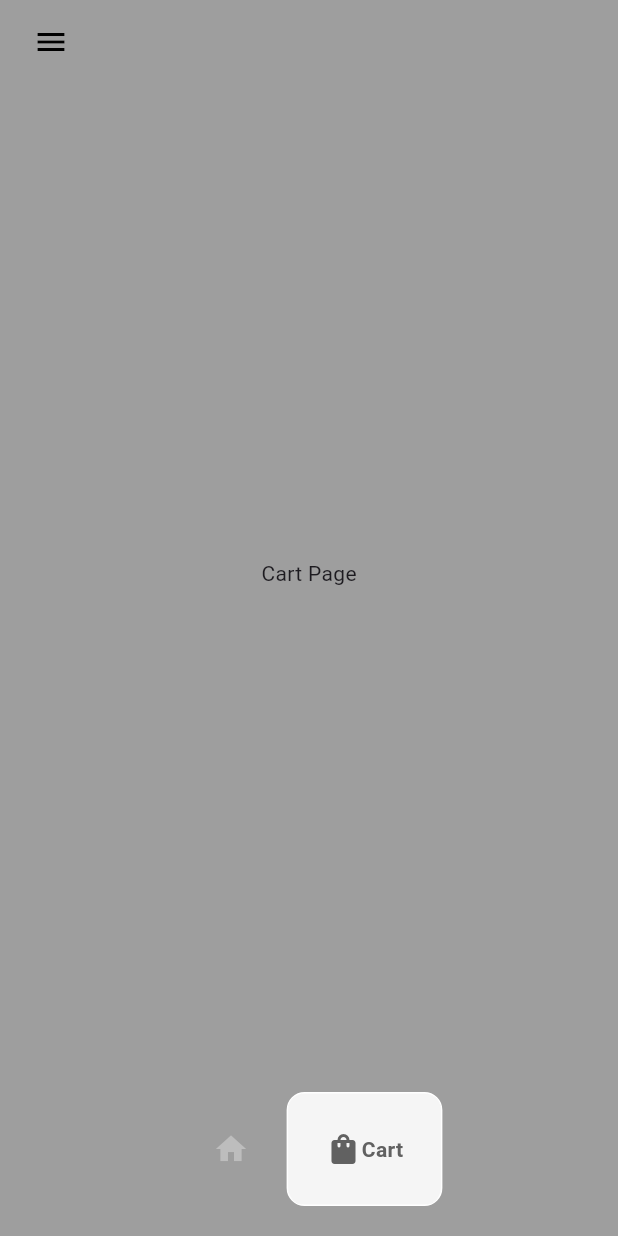
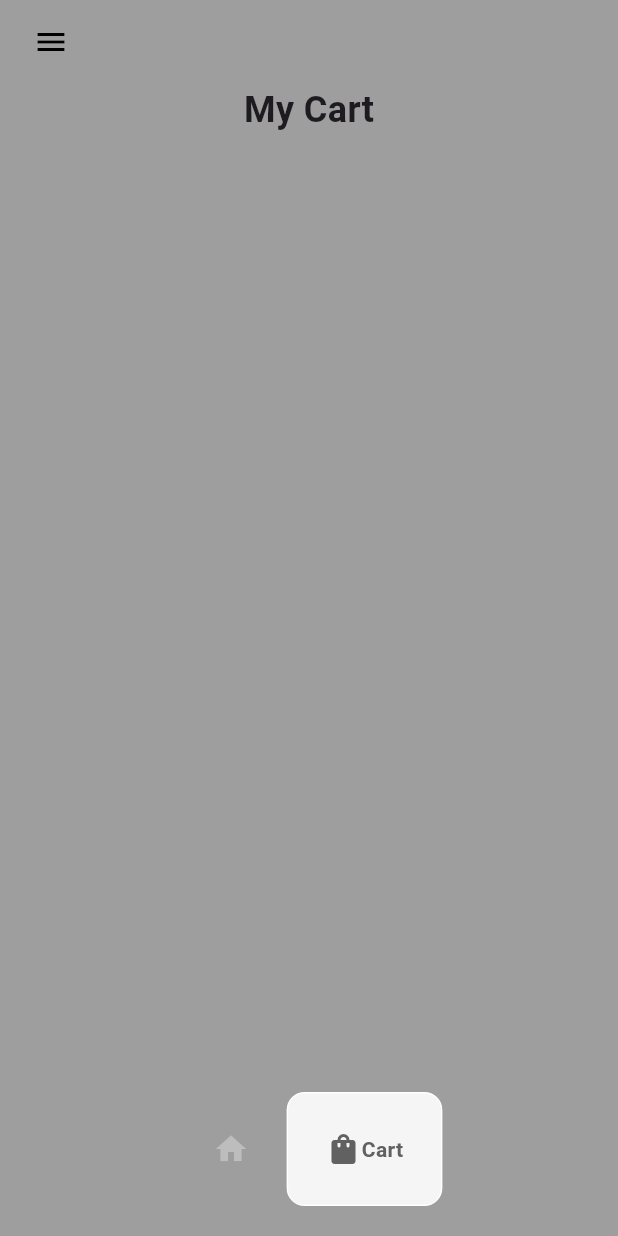
Before and after one commit to dattvoo/Practice_Flutter, a Flutter app: the HomePage screen opened directly, item 2 of the bottom bar chosen, on a phone screen of 412 x 824 dp. Run offline on Flutter 3.47's test engine with Material 3 defaults, Android fonts, the phone set to English and light mode, and no system bars; drawn by our look-alikes of google_nav_bar.

Commit message:
Handle logic add to cart

```diff
--- a/lib/models/cart.model.dart
+++ b/lib/models/cart.model.dart
@@ -5,24 +5,29 @@ class Cart extends ChangeNotifier {
   // List of shoe
   List<Shoe> shoeShop = [
     Shoe(
+        id: 1,
         name: "Product 1",
         price: "200",
-        imagePath: 'lib/images/logo-nike.png',
+        imagePath: 'lib/images/item-1.jpg',
+        description:
+            "This is considered an error condition because it indicates that there is content that cannot be seen"),
+    Shoe(
+        id: 2,
+        name: "Product 1",
+        price: "200",
+        imagePath: 'lib/images/item-2.png',
         description: "Hehehe"),
     Shoe(
+        id: 3,
         name: "Product 1",
         price: "200",
-        imagePath: 'lib/images/logo-nike.png',
+        imagePath: 'lib/images/item-3.jpg',
         description: "Hehehe"),
     Shoe(
+        id: 4,
         name: "Product 1",
         price: "200",
-        imagePath: 'lib/images/logo-nike.png',
-        description: "Hehehe"),
-    Shoe(
-        name: "Product 1",
-        price: "200",
-        imagePath: 'lib/images/logo-nike.png',
+        imagePath: 'lib/images/item-4.jpg',
         description: "Hehehe"),
   ];
   // List of item in user cart
--- a/lib/models/shoe.model.dart
+++ b/lib/models/shoe.model.dart
@@ -1,5 +1,6 @@
 class Shoe {
   // Variable
+  final int? id;
   final String name;
   final String price;
   final String imagePath;
@@ -7,7 +8,8 @@ class Shoe {
 
   // Contructor
   Shoe(
-      {required this.name,
+      {this.id,
+      required this.name,
       required this.price,
       required this.imagePath,
       required this.description});
--- a/lib/pages/cart_page.dart
+++ b/lib/pages/cart_page.dart
@@ -1,12 +1,39 @@
+import 'package:ecommerce_app/components/cart_item.dart';
+import 'package:ecommerce_app/models/cart.model.dart';
+import 'package:ecommerce_app/models/shoe.model.dart';
 import 'package:flutter/material.dart';
+import 'package:provider/provider.dart';
 
 class CartPage extends StatelessWidget {
   const CartPage({super.key});
 
   @override
   Widget build(BuildContext context) {
-    return Container(
-      child: Center(child: Text('Cart Page')),
-    );
+    return Consumer<Cart>(
+        builder: (context, value, child) => Padding(
+              padding: const EdgeInsets.symmetric(horizontal: 25),
+              child: Column(
+                children: [
+                  // Heading
+                  const Text(
+                    'My Cart',
+                    style: TextStyle(fontWeight: FontWeight.bold, fontSize: 24),
+                  ),
+                  const SizedBox(
+                    height: 8,
+                  ),
+
+                  Expanded(
+                      child: ListView.builder(
+                          itemCount: value.getUserCart().length,
+                          itemBuilder: (context, index) {
+                            // Get individual shoe
+                            Shoe userCart = value.getUserCart()[index];
+                            // return the cart item
+                            return CartItem(shoe: userCart);
+                          }))
+                ],
+              ),
+            ));
   }
 }
--- a/lib/pages/home_page.dart
+++ b/lib/pages/home_page.dart
@@ -25,9 +25,9 @@ class _HomePageState extends State<HomePage> {
   // Pages to display
   final List<Widget> _pages = [
     // Shop page
-    ShopPage(),
+    const ShopPage(),
     // Cart Page
-    CartPage(),
+    const CartPage(),
   ];
   // UI
   @override
```
Also changed, not shown: lib/components/cart_item.dart (added, +32 -0 lines), lib/components/shoe_tile.dart (+10 -3 lines), lib/pages/shop_page.dart (+32 -14 lines), lib/images/item-1.jpg (added), lib/images/item-2.png (added), lib/images/item-3.jpg (added), lib/images/item-4.jpg (added), 3 other files.
